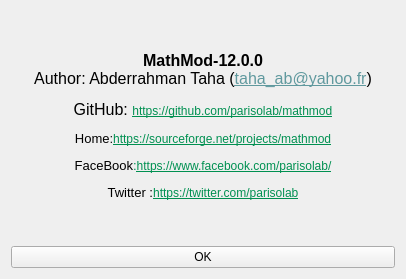
parisolab/mathmod, file ui_forms/about.ui: the form before one commit.
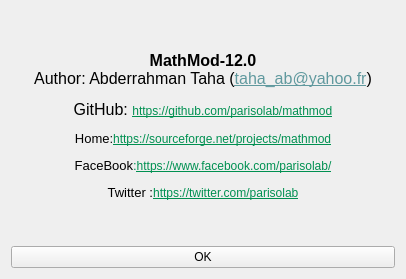
The form after the commit.

What changed in the file:
```diff
--- a/ui_forms/about.ui
+++ b/ui_forms/about.ui
@@ -20,7 +20,7 @@
       <font/>
      </property>
      <property name="text">
-      <string>&lt;html&gt;&lt;head/&gt;&lt;body&gt;&lt;p align=&quot;center&quot;&gt;&lt;span style=&quot; font-size:12pt; font-weight:600;&quot;&gt;MathMod-12.0.0&lt;/span&gt;&lt;br/&gt;&lt;span style=&quot; font-size:12pt;&quot;&gt;Author: Abderrahman Taha (&lt;/span&gt;&lt;a href=&quot;taha_ab@yahoo.fr&quot;&gt;&lt;span style=&quot; font-size:12pt; text-decoration: underline; color:#60999e;&quot;&gt;taha_ab@yahoo.fr&lt;/span&gt;&lt;/a&gt;&lt;span style=&quot; font-size:12pt;&quot;&gt;)&lt;/span&gt;&lt;/p&gt;&lt;p align=&quot;center&quot;&gt;&lt;span style=&quot; font-size:12pt;&quot;&gt;GitHub: &lt;/span&gt;&lt;a href=&quot;https://github.com/parisolab/mathmod&quot;&gt;&lt;span style=&quot; text-decoration: underline; color:#009051;&quot;&gt;https://github.com/parisolab/mathmod&lt;/span&gt;&lt;/a&gt;&lt;/p&gt;&lt;p align=&quot;center&quot;&gt;&lt;span style=&quot; font-size:10pt;&quot;&gt;Home&lt;/span&gt;&lt;span style=&quot; font-size:10pt; color:#131313;&quot;&gt;:&lt;/span&gt;&lt;a href=&quot;https://sourceforge.net/projects/mathmod&quot;&gt;&lt;span style=&quot; text-decoration: underline; color:#009051;&quot;&gt;https://sourceforge.net/projects/mathmod&lt;/span&gt;&lt;/a&gt;&lt;/p&gt;&lt;p align=&quot;center&quot;&gt;&lt;span style=&quot; font-size:10pt;&quot;&gt;FaceBook&lt;/span&gt;&lt;span style=&quot; font-size:10pt; color:#009051;&quot;&gt;:&lt;/span&gt;&lt;a href=&quot;https://www.facebook.com/parisolab/&quot;&gt;&lt;span style=&quot; text-decoration: underline; color:#009051;&quot;&gt;https://www.facebook.com/parisolab/&lt;/span&gt;&lt;/a&gt;&lt;/p&gt;&lt;p align=&quot;center&quot;&gt;&lt;span style=&quot; font-size:10pt;&quot;&gt;Twitter :&lt;/span&gt;&lt;a href=&quot;https://twitter.com/parisolab&quot;&gt;&lt;span style=&quot; text-decoration: underline; color:#009051;&quot;&gt;https://twitter.com/parisolab&lt;/span&gt;&lt;/a&gt;&lt;/p&gt;&lt;/body&gt;&lt;/html&gt;</string>
+      <string>&lt;html&gt;&lt;head/&gt;&lt;body&gt;&lt;p align=&quot;center&quot;&gt;&lt;span style=&quot; font-size:12pt; font-weight:600;&quot;&gt;MathMod-12.0&lt;/span&gt;&lt;br/&gt;&lt;span style=&quot; font-size:12pt;&quot;&gt;Author: Abderrahman Taha (&lt;/span&gt;&lt;a href=&quot;taha_ab@yahoo.fr&quot;&gt;&lt;span style=&quot; font-size:12pt; text-decoration: underline; color:#60999e;&quot;&gt;taha_ab@yahoo.fr&lt;/span&gt;&lt;/a&gt;&lt;span style=&quot; font-size:12pt;&quot;&gt;)&lt;/span&gt;&lt;/p&gt;&lt;p align=&quot;center&quot;&gt;&lt;span style=&quot; font-size:12pt;&quot;&gt;GitHub: &lt;/span&gt;&lt;a href=&quot;https://github.com/parisolab/mathmod&quot;&gt;&lt;span style=&quot; text-decoration: underline; color:#009051;&quot;&gt;https://github.com/parisolab/mathmod&lt;/span&gt;&lt;/a&gt;&lt;/p&gt;&lt;p align=&quot;center&quot;&gt;&lt;span style=&quot; font-size:10pt;&quot;&gt;Home&lt;/span&gt;&lt;span style=&quot; font-size:10pt; color:#131313;&quot;&gt;:&lt;/span&gt;&lt;a href=&quot;https://sourceforge.net/projects/mathmod&quot;&gt;&lt;span style=&quot; text-decoration: underline; color:#009051;&quot;&gt;https://sourceforge.net/projects/mathmod&lt;/span&gt;&lt;/a&gt;&lt;/p&gt;&lt;p align=&quot;center&quot;&gt;&lt;span style=&quot; font-size:10pt;&quot;&gt;FaceBook&lt;/span&gt;&lt;span style=&quot; font-size:10pt; color:#009051;&quot;&gt;:&lt;/span&gt;&lt;a href=&quot;https://www.facebook.com/parisolab/&quot;&gt;&lt;span style=&quot; text-decoration: underline; color:#009051;&quot;&gt;https://www.facebook.com/parisolab/&lt;/span&gt;&lt;/a&gt;&lt;/p&gt;&lt;p align=&quot;center&quot;&gt;&lt;span style=&quot; font-size:10pt;&quot;&gt;Twitter :&lt;/span&gt;&lt;a href=&quot;https://twitter.com/parisolab&quot;&gt;&lt;span style=&quot; text-decoration: underline; color:#009051;&quot;&gt;https://twitter.com/parisolab&lt;/span&gt;&lt;/a&gt;&lt;/p&gt;&lt;/body&gt;&lt;/html&gt;</string>
      </property>
      <property name="wordWrap">
       <bool>false</bool>
```
